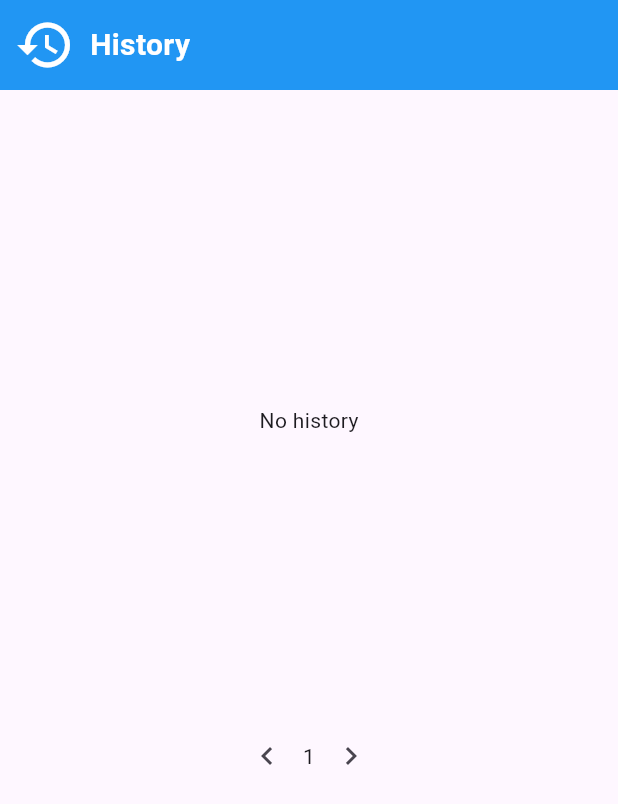
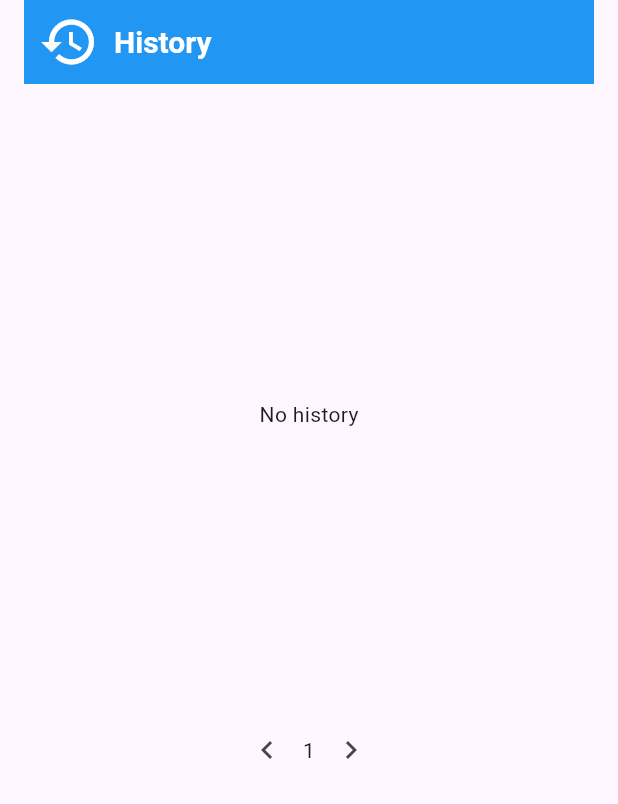
Before and after one commit to MarsonVo2002/1-on-1-Learning, a Flutter app: the History screen opened directly, on a phone screen of 412 x 824 dp. Shown: the top 804 px of the screen. Run offline on Flutter 3.47's test engine with Material 3 defaults, Android fonts, the phone set to English and light mode, and no system bars; our stand-ins replace cached_network_image, chewie, country_picker, flutter_rating_bar, google_sign_in, image_picker and 4 more; missing offline and left inert: country_flags, dart:ffi, flutter_facebook_auth, jitsi_meet_flutter_sdk, language_code, syncfusion_flutter_pdf and 1 more.

Commit message:
Checklist, link video,

```diff
--- a/lib/main.dart
+++ b/lib/main.dart
@@ -149,7 +149,11 @@ class AccountSessionProvider extends ChangeNotifier {
     });
     notifyListeners();
   }
-
+  void removeUpcoming(BookingInfo info)
+  {
+    upcoming_classes.remove(info);
+    notifyListeners();
+  }
   void sortBookedClasses() {
     booked_class.sort(
       (a, b) {
--- a/lib/model/language/english.dart
+++ b/lib/model/language/english.dart
@@ -207,5 +207,21 @@ class English extends Language
   // TODO: implement discover
   String get discover => "Discover";
 
+  @override
+  // TODO: implement no_upcoming
+  String get no_upcoming => 'No upcoming classes';
+
+  @override
+  // TODO: implement edit_profile
+  String get edit_profile => 'Edit profile';
+
+  @override
+  // TODO: implement no_tutors
+  String get no_tutors => 'Sorry we can not find any tutor with this keywords';
+
+  @override
+  // TODO: implement no_courses
+  String get no_courses => 'No courses found';
+
 
 }
--- a/lib/model/language/language.dart
+++ b/lib/model/language/language.dart
@@ -52,4 +52,8 @@
   String get level;
   String get length;
   String get discover;
+  String get no_upcoming;
+  String get edit_profile;
+  String get no_tutors;
+  String get no_courses;
 }
--- a/lib/model/language/vietnamese.dart
+++ b/lib/model/language/vietnamese.dart
@@ -206,4 +206,20 @@ class Vietnamese extends Language
   @override
   // TODO: implement discover
   String get discover => 'Khám phá';
+
+  @override
+  // TODO: implement no_upcoming
+  String get no_upcoming => 'Không có lớp học nào sắp diễn ra';
+
+  @override
+  // TODO: implement edit_profile
+  String get edit_profile => 'Chỉnh sửa thông tin';
+
+  @override
+  // TODO: implement no_tutors
+  String get no_tutors => 'Xin lỗi chúng tui không tìm được gia sư nào ứng với từ khóa tìm kiếm';
+
+  @override
+  // TODO: implement no_courses
+  String get no_courses => 'Không tìm thấy khóa học nào';
 }
--- a/lib/presentation/Course/CourseSection/course_section.dart
+++ b/lib/presentation/Course/CourseSection/course_section.dart
@@ -195,10 +195,10 @@ class _CourseSectionState extends State<CourseSection> {
                               );
                             }),
                       )
-                : const SizedBox(
+                :  SizedBox(
                     height: 380,
                     child: Center(
-                      child: Text("No courses found"),
+                      child: Text(languageProvider.language.no_courses),
                     )),
            _isLoading? Container(): Row(
               mainAxisAlignment: MainAxisAlignment.center,
--- a/lib/presentation/History/history.dart
+++ b/lib/presentation/History/history.dart
@@ -34,8 +34,8 @@ class _HistoryState extends State<History> {
 
     // TODO: implement build
     return Scaffold(
+      appBar: AppBar(title: const HistoryTitleSection()),
       body: ListView(children: [
-        const HistoryTitleSection(),
         const SizedBox(
           height: 20,
         ),
--- a/lib/presentation/Schedule/ScheduleItem/TimeSection/time_section.dart
+++ b/lib/presentation/Schedule/ScheduleItem/TimeSection/time_section.dart
@@ -37,7 +37,7 @@ class TimeSection extends StatelessWidget {
                           .subtract(const Duration(hours: 2));
                       //Test
                       // DateTime test = DateTime(2024, 1, 22, 21);
-                      (DateTime.now().isAfter(time) ||
+                      (DateTime.now().isBefore(time) ||
                               time.isAtSameMomentAs(DateTime.now()))
                           ? showDialog(
                               context: context,
@@ -56,10 +56,12 @@ class TimeSection extends StatelessWidget {
                                         [info.id ?? ''],
                                         accessToken,
                                       );
+                                      print(info.id);
                                       List<BookingInfo> upcoming =
                                           await BookingService
                                               .GetAllUpcomingClasses(
                                                   accessToken);
+
                                       provider.setUpcomingClasses(upcoming);
                                       provider.sortUpcomingClasses();
                                       Navigator.pop(context);
--- a/lib/presentation/TeacherList/SearchSection/search_section.dart
+++ b/lib/presentation/TeacherList/SearchSection/search_section.dart
@@ -8,6 +8,7 @@ import 'package:lettutor/model/tutor/tutor_info.dart';
 import 'package:lettutor/presentation/ResetPassword/email.dart';
 import 'package:lettutor/presentation/Signup/signup.dart';
 import 'package:lettutor/presentation/TeacherList/TeacherItem/teacher_item.dart';
+import 'package:lettutor/provider/language_provider.dart';
 import 'package:lettutor/services/tutor_service.dart';
 import 'package:provider/provider.dart';
 
@@ -74,6 +75,7 @@ class _SearchSection extends State<SearchSection> {
   @override
   Widget build(BuildContext context) {
     AccountSessionProvider provider = context.watch<AccountSessionProvider>();
+    LanguageProvider languageProvider = context.watch<LanguageProvider>();
     // TODO: implement build
     if (isLoading) {
       SearchTutors(accessToken, name.text, isVietnamese, _specialties, provider);
@@ -160,7 +162,7 @@ class _SearchSection extends State<SearchSection> {
                       teacher: search_result[index],
                     ),
                   );
-                }): const Center(child: Text('Sorry we can not find any tutor with this keywords')),
+                }):  Center(child: Text(languageProvider.language.no_tutors)),
           ),
            isLoading? Container(): Row(
               mainAxisAlignment: MainAxisAlignment.center,
--- a/lib/services/booking_service.dart
+++ b/lib/services/booking_service.dart
@@ -64,11 +64,13 @@ class BookingService {
     if (response.statusCode != 200) {
       throw Exception(jsonDecode['message']);
     }
-
     final List<dynamic> data = jsonDecode['data'];
     List<BookingInfo> lessons =
         data.map((e) => BookingInfo.fromJson(e)).toList();
-    return lessons;
+    return lessons.where((element) => DateTime.fromMillisecondsSinceEpoch(element
+              .scheduleDetailInfo!
+              .startPeriodTimestamp ??
+          0).isAfter(DateTime.now())).toList();
   }
   static Future<List<BookingInfo>> GetBookedClass(String token,int page, int perPage) async {
     final now = DateTime.now().subtract(const Duration(minutes: 35)).millisecondsSinceEpoch;
```
Also changed, not shown: lib/presentation/Setting/setting.dart (+72 -77 lines), lib/presentation/TeacherList/HeaderSection/header_section.dart (+37 -21 lines), readme.txt, 1 other file.
